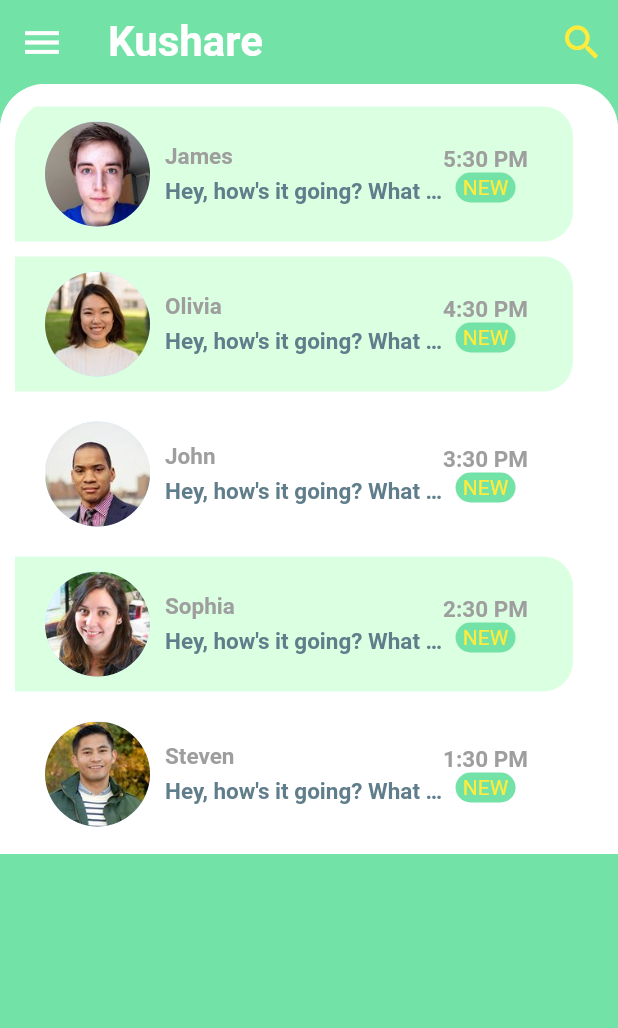
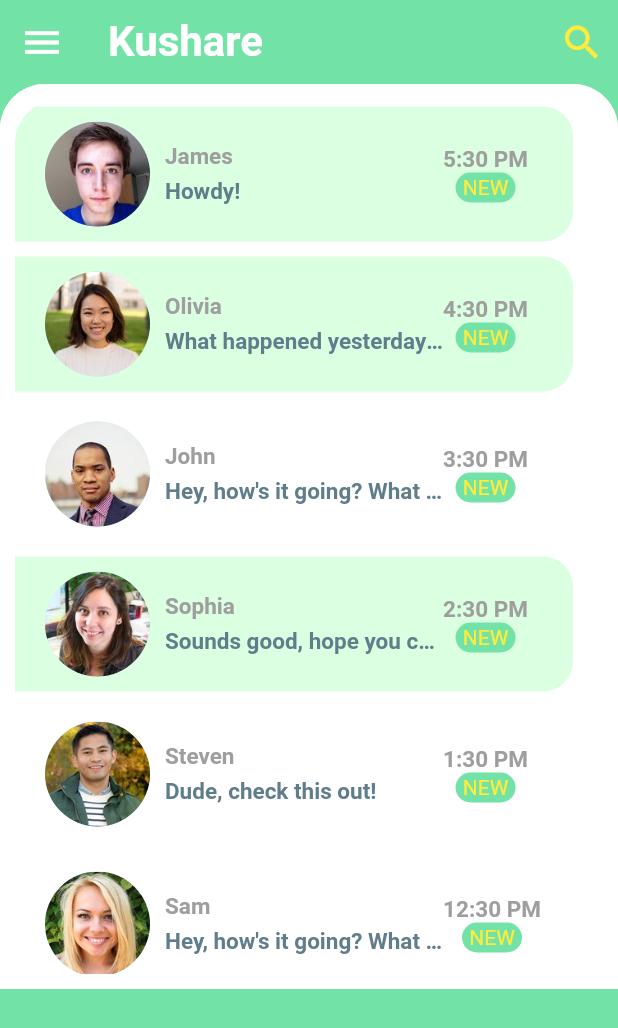
Before and after one commit to Gilberthtx/Flutter-Message-UI, a Flutter app: the screen it shows after launch, on a phone screen of 412 x 824 dp. Shown: the top 1028 px of the screen. Run offline on Flutter 3.47's test engine with Material 2 defaults, Android fonts, the phone set to English and light mode, and no system bars.

Commit message:
Fixed issue with chats widget being too short without category selector enabled in home_screen.dart line 47

```diff
--- a/lib/models/message_model.dart
+++ b/lib/models/message_model.dart
@@ -69,14 +69,14 @@ List<Message> chats = [
   Message(
     sender: james,
     time: '5:30 PM',
-    text: 'Hey, how\'s it going? What did you do today?',
+    text: 'Howdy!',
     isLiked: false,
     unread: true,
   ),
   Message(
     sender: olivia,
     time: '4:30 PM',
-    text: 'Hey, how\'s it going? What did you do today?',
+    text: 'What happened yesterday???',
     isLiked: false,
     unread: true,
   ),
@@ -90,14 +90,14 @@ List<Message> chats = [
   Message(
     sender: sophia,
     time: '2:30 PM',
-    text: 'Hey, how\'s it going? What did you do today?',
+    text: 'Sounds good, hope you can make it.',
     isLiked: false,
     unread: true,
   ),
   Message(
     sender: steven,
     time: '1:30 PM',
-    text: 'Hey, how\'s it going? What did you do today?',
+    text: 'Dude, check this out!',
     isLiked: false,
     unread: false,
   ),
--- a/lib/screens/home_screen.dart
+++ b/lib/screens/home_screen.dart
@@ -12,6 +12,7 @@ class _HomeScreenState extends State<HomeScreen> {
 
   @override
   Widget build(BuildContext context) {
+    //return Expanded(
     return Scaffold(
       backgroundColor: Theme.of(context).primaryColor,
         appBar: AppBar(
@@ -41,9 +42,9 @@ class _HomeScreenState extends State<HomeScreen> {
     ),
     body: Column( //Vertical scroll column of chats
       children: <Widget>[
-        //CategorySelector(),
+        //CategorySelector(), //Shows categories and allows to switch between them
         Container( // Vertical Row of chats with circular corners
-          height: 513.4, // TODO: change to be infinite scroll or size of phone window
+          height: 603.4, // 513.4 with category selector on, 603.4 without!!! TODO: change to be infinite scroll or size of phone window
           decoration: BoxDecoration(
             color: Theme.of(context).accentColor,
             borderRadius: BorderRadius.only(
--- a/lib/widgets/recent_chats.dart
+++ b/lib/widgets/recent_chats.dart
@@ -83,7 +83,8 @@ class RecentChats extends StatelessWidget {
                           color: Colors.grey,
                           fontSize: 15.0,
                           fontWeight: FontWeight.bold,
-                        ),),
+                        ),
+                        ),
                         Container(
                           width: 40,
                           height: 20,
```
Also changed, not shown: pubspec.lock (added), 19 other files.
